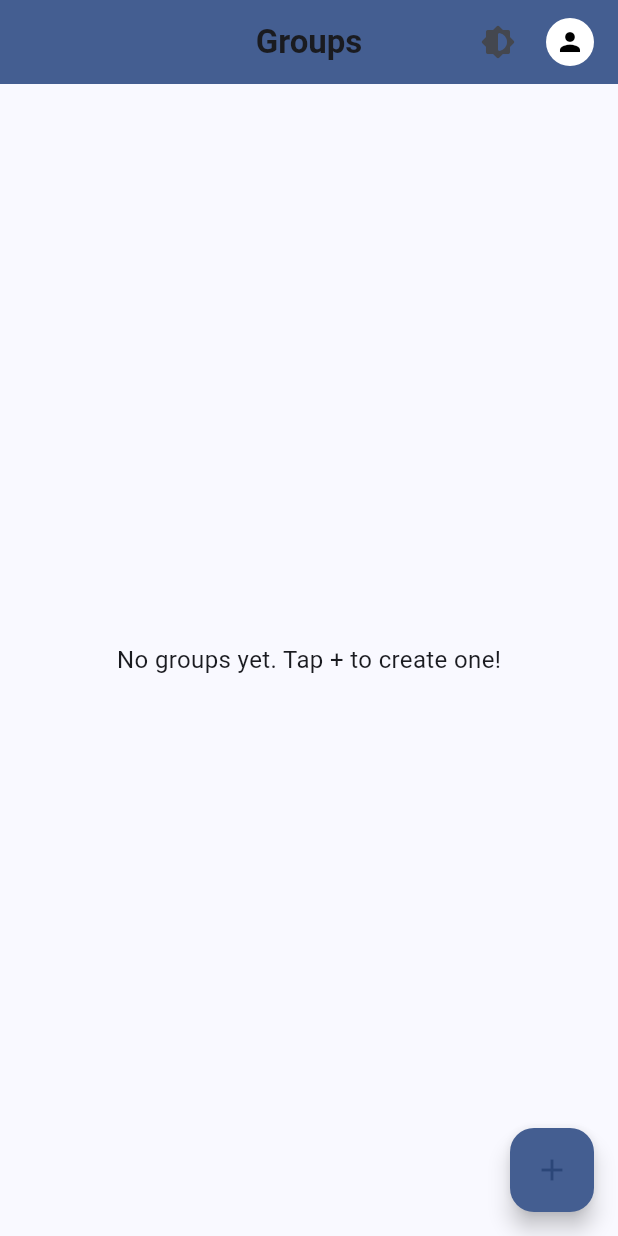
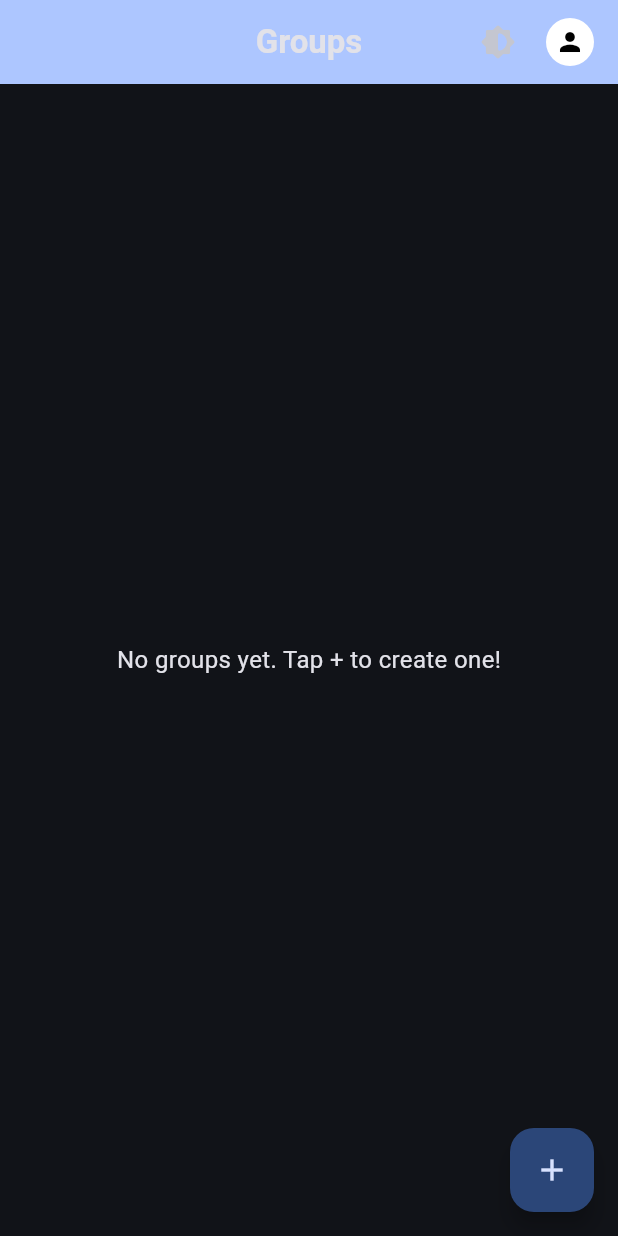
Before and after one commit to Ayman220/expenses-tracker, a Flutter app: the screen it shows once a user with an empty profile is signed in, after a tap on the "brightness 6" icon, on a phone screen of 412 x 824 dp. Run offline on Flutter 3.47's test engine with Material 3 defaults, Android fonts, the phone set to English and light mode, and no system bars; our stand-ins replace cloud_firestore, firebase_auth, firebase_core, get; accounts and stored records are empty; generated files the repository leaves out were written again.

Commit message:
migrate to GetX

```diff
--- /dev/null
+++ b/lib/controllers/auth_controller.dart
@@ -0,0 +1,43 @@
+import 'package:expense_tracker/models/user.dart' as app_user;
+import 'package:expense_tracker/services/auth.dart';
+import 'package:firebase_auth/firebase_auth.dart';
+import 'package:get/get.dart';
+
+class AuthController extends GetxController {
+  final AuthService _authService = AuthService();
+  final Rx<app_user.User?> user = Rx<app_user.User?>(null);
+
+  @override
+  void onInit() {
+    super.onInit();
+    _authService.user.listen((userData) {
+      user.value = userData;
+    });
+  }
+
+  Future<UserCredential?> signInWithEmailAndPassword(String email, String password) async {
+    try {
+      return await _authService.signInWithEmailAndPassword(email, password);
+    } catch (e) {
+      Get.snackbar('Error', e.toString());
+      return null;
+    }
+  }
+
+  Future<UserCredential?> registerWithEmailAndPassword(String email, String password) async {
+    try {
+      return await _authService.registerWithEmailAndPassword(email, password);
+    } catch (e) {
+      Get.snackbar('Error', e.toString());
+      return null;
+    }
+  }
+
+  Future<void> signOut() async {
+    try {
+      await _authService.signOut();
+    } catch (e) {
+      Get.snackbar('Error', e.toString());
+    }
+  }
+}
--- /dev/null
+++ b/lib/controllers/theme_controller.dart
@@ -0,0 +1,20 @@
+import 'package:flutter/material.dart';
+import 'package:get/get.dart';
+
+class ThemeController extends GetxController {
+  final Rx<ThemeMode> themeMode = ThemeMode.light.obs;
+
+  @override
+  void onInit() {
+    super.onInit();
+    // Initialize with light theme
+    themeMode.value = ThemeMode.light;
+  }
+
+  void toggleTheme() {
+    themeMode.value = themeMode.value == ThemeMode.light
+        ? ThemeMode.dark
+        : ThemeMode.light;
+    update(); // Notify listeners
+  }
+}
--- a/lib/main.dart
+++ b/lib/main.dart
@@ -1,47 +1,33 @@
+import 'package:expense_tracker/controllers/auth_controller.dart';
+import 'package:expense_tracker/controllers/theme_controller.dart';
 import 'package:expense_tracker/firebase_options.dart';
 import 'package:expense_tracker/screens/groups/add_expense.dart';
 import 'package:expense_tracker/screens/groups/add_group.dart';
 import 'package:expense_tracker/screens/groups/group_details.dart';
 import 'package:expense_tracker/screens/wrapper.dart';
-import 'package:expense_tracker/services/auth.dart';
+import 'package:firebase_core/firebase_core.dart';
 import 'package:flutter/material.dart';
-import 'package:provider/provider.dart';
-import 'models/user.dart' as app_user;
-import 'package:firebase_core/firebase_core.dart';
+import 'package:get/get.dart';
 
 void main() async {
   WidgetsFlutterBinding.ensureInitialized();
   await Firebase.initializeApp(options: DefaultFirebaseOptions.currentPlatform);
 
+  // Initialize controllers
+  Get.put(ThemeController());
+  Get.put(AuthController());
+
   runApp(const ExpenseTrackerApp());
 }
 
-class ExpenseTrackerApp extends StatefulWidget {
+class ExpenseTrackerApp extends StatelessWidget {
   const ExpenseTrackerApp({super.key});
 
   @override
-  ExpenseTrackerAppState createState() => ExpenseTrackerAppState();
-}
+  Widget build(BuildContext context) {
+    final themeController = Get.find<ThemeController>();
 
-class ExpenseTrackerAppState extends State<ExpenseTrackerApp> {
-  ThemeMode _themeMode = ThemeMode.system;
-
-  void _toggleTheme() {
-    setState(() {
-      if (_themeMode == ThemeMode.light) {
-        _themeMode = ThemeMode.dark;
-      } else {
-        _themeMode = ThemeMode.light;
-      }
-    });
-  }
-
-  @override
-  Widget build(BuildContext context) {
-    return StreamProvider<app_user.User?>.value(
-      value: AuthService().user,
-      initialData: null,
-      child: MaterialApp(
+    return Obx(() => GetMaterialApp(
       debugShowCheckedModeBanner: false,
       theme: ThemeData(
         colorScheme: ColorScheme.fromSeed(
@@ -57,21 +43,17 @@ class ExpenseTrackerAppState extends State<ExpenseTrackerApp> {
         ),
         useMaterial3: true,
       ),
-        themeMode: _themeMode, // Use the current theme mode
-        home: Wrapper(toggleTheme: _toggleTheme),
-        routes: {
-          '/add-group': (context) => const AddGroupScreen(),
-
-          '/group-details': (context) {
-            final args =
-                ModalRoute.of(context)!.settings.arguments
-                    as Map<String, dynamic>;
-            return GroupDetails(groupId: args['groupId'] as String);
-          },
-
-          '/add-expense': (context) => const AddExpense(),
-        },
+      themeMode: themeController.themeMode.value,
+      home: const Wrapper(),
+      getPages: [
+        GetPage(name: '/', page: () => const Wrapper()),
+        GetPage(name: '/add-group', page: () => const AddGroupScreen()),
+        GetPage(
+          name: '/group-details',
+          page: () => GroupDetails(groupId: Get.arguments['groupId']),
         ),
-    );
+        GetPage(name: '/add-expense', page: () => const AddExpense()),
+      ],
+    ));
   }
 }
--- a/lib/screens/authentication/authenticate.dart
+++ b/lib/screens/authentication/authenticate.dart
@@ -1,24 +1,17 @@
 import 'package:expense_tracker/screens/authentication/register.dart';
 import 'package:expense_tracker/screens/authentication/sign_in.dart';
 import 'package:flutter/material.dart';
+import 'package:get/get.dart';
 
-class Authenticate extends StatefulWidget {
+class Authenticate extends StatelessWidget {
   const Authenticate({super.key});
 
   @override
-  State<Authenticate> createState() => _AuthenticateState();
-}
+  Widget build(BuildContext context) {
+    final showSignIn = true.obs;
 
-class _AuthenticateState extends State<Authenticate> {
-  bool showSignIn = true;
-
-  void toggleView(){
-    setState(() {
-      showSignIn = !showSignIn;
-    });
-  }
-  @override
-  Widget build(BuildContext context) {
-    return showSignIn ? SignIn(toggleView: toggleView): Register(toggleView: toggleView);
+    return Obx(() => showSignIn.value
+        ? SignIn(toggleView: () => showSignIn.toggle())
+        : Register(toggleView: () => showSignIn.toggle()));
   }
 }
--- a/lib/screens/authentication/sign_in.dart
+++ b/lib/screens/authentication/sign_in.dart
@@ -1,35 +1,21 @@
-import 'package:expense_tracker/services/auth.dart';
+import 'package:expense_tracker/controllers/auth_controller.dart';
 import 'package:flutter/material.dart';
+import 'package:get/get.dart';
 
-class SignIn extends StatefulWidget {
-
+class SignIn extends StatelessWidget {
   final Function toggleView;
   const SignIn({super.key, required this.toggleView});
 
   @override
-  State<SignIn> createState() => _SignInState();
-}
-
-class _SignInState extends State<SignIn> {
-  final AuthService _authService = AuthService();
+  Widget build(BuildContext context) {
+    final authController = Get.find<AuthController>();
     final _formKey = GlobalKey<FormState>();
-  bool _obscurePassword = true;
+    final _obscurePassword = true.obs;
+    final _loading = false.obs;
 
     final TextEditingController _emailController = TextEditingController();
     final TextEditingController _passwordController = TextEditingController();
 
-  String error = '';
-  bool loading = false;
-
-  @override
-  void dispose() {
-    _emailController.dispose();
-    _passwordController.dispose();
-    super.dispose();
-  }
-
-  @override
-  Widget build(BuildContext context) {
     return Scaffold(
       appBar: AppBar(
         title: const Text("Sign In"),
@@ -37,16 +23,14 @@ class _SignInState extends State<SignIn> {
         elevation: 2,
         actions: [
           TextButton.icon(
-            onPressed: () {
-              widget.toggleView();
-            },
-            icon: Icon(Icons.person),
-            label: Text("register"),
+            onPressed: () => toggleView(),
+            icon: const Icon(Icons.person),
+            label: const Text("register"),
           ),
         ],
       ),
       body: GestureDetector(
-        onTap: () => FocusScope.of(context).unfocus(), // Hide keyboard
+        onTap: () => FocusScope.of(context).unfocus(),
         child: SingleChildScrollView(
           padding: const EdgeInsets.symmetric(horizontal: 30, vertical: 60),
           child: Form(
@@ -58,7 +42,7 @@ class _SignInState extends State<SignIn> {
                 const SizedBox(height: 20),
                 TextFormField(
                   controller: _emailController,
-                  enabled: !loading,
+                  enabled: !_loading.value,
                   decoration: const InputDecoration(
                     labelText: "Email",
                     border: OutlineInputBorder(),
@@ -78,78 +62,56 @@ class _SignInState extends State<SignIn> {
                   },
                 ),
                 const SizedBox(height: 20),
-                TextFormField(
+                Obx(() => TextFormField(
                       controller: _passwordController,
-                  enabled: !loading,
+                      enabled: !_loading.value,
+                      obscureText: _obscurePassword.value,
                       decoration: InputDecoration(
                         labelText: "Password",
                         border: const OutlineInputBorder(),
                         prefixIcon: const Icon(Icons.lock),
                         suffixIcon: IconButton(
                           icon: Icon(
-                        _obscurePassword
+                            _obscurePassword.value
                                 ? Icons.visibility_off
                                 : Icons.visibility,
                           ),
-                      onPressed: () {
-                        setState(() {
-                          _obscurePassword = !_obscurePassword;
-                        });
-                      },
+                          onPressed: () => _obscurePassword.toggle(),
                         ),
                       ),
-                  obscureText: _obscurePassword,
-                  validator:
-                      (val) =>
-                          val != null && val.length >= 6
-                              ? null
-                              : 'Password must be at least 6 characters',
-                ),
-                const SizedBox(height: 30),
-                SizedBox(
-                  width: double.infinity,
-                  child: ElevatedButton.icon(
-                    icon:
-                        loading
-                            ? const SizedBox(
-                              width: 18,
-                              height: 18,
-                              child: CircularProgressIndicator(
-                                strokeWidth: 2,
-                                color: Colors.white,
-                              ),
-                            )
-                            : const Icon(Icons.login),
-                    label: Text(loading ? "Signing in..." : "Sign In"),
-                    onPressed:
-                        loading
+                      validator: (val) {
+                        if (val == null || val.isEmpty) {
+                          return 'Enter your password';
+                        } else if (val.length < 6) {
+                          return 'Password must be at least 6 characters';
+                        }
+                        return null;
+                      },
+                    )),
+                const SizedBox(height: 20),
+                Obx(() => ElevatedButton(
+                      onPressed: _loading.value
                           ? null
                           : () async {
                               if (_formKey.currentState!.validate()) {
-                                setState(() {
-                                  loading = true;
-                                  error = '';
-                                });
-
-                                final result = await _authService
-                                    .signInWithEmailAndPassword(
-                                      _emailController.text.trim(),
+                                _loading.value = true;
+                                try {
+                                  await authController.signInWithEmailAndPassword(
+                                    _emailController.text,
                                     _passwordController.text,
                                   );
-
-                                if (result == null) {
-                                  setState(() {
-                                    loading = false;
-                                    error =
-                                        'Could not sign in with those credentials';
-                                  });
+                                } finally {
+                                  _loading.value = false;
                                 }
                               }
                             },
+                      style: ElevatedButton.styleFrom(
+                        minimumSize: const Size(double.infinity, 50),
                       ),
-                ),
-                const SizedBox(height: 12),
-                Text(error, style: const TextStyle(color: Colors.red)),
+                      child: _loading.value
+                          ? const CircularProgressIndicator()
+                          : const Text('Sign In'),
+                    )),
               ],
             ),
           ),
--- a/lib/screens/home/home.dart
+++ b/lib/screens/home/home.dart
@@ -1,22 +1,12 @@
 import 'package:cloud_firestore/cloud_firestore.dart';
+import 'package:expense_tracker/controllers/auth_controller.dart';
+import 'package:expense_tracker/controllers/theme_controller.dart';
 import 'package:firebase_auth/firebase_auth.dart';
 import 'package:flutter/material.dart';
-import 'package:expense_tracker/services/auth.dart';
+import 'package:get/get.dart';
 
-class Home extends StatefulWidget {
-  final VoidCallback toggleTheme;
-  const Home({super.key, required this.toggleTheme});
-
-  @override
-  State<Home> createState() => _HomeState();
-}
-
-class _HomeState extends State<Home> {
-
-  @override
-  void initState() {
-    super.initState();
-  }
+class Home extends StatelessWidget {
+  const Home({super.key});
 
   Stream<QuerySnapshot> _groupStream(String userId) {
     return FirebaseFirestore.instance
@@ -28,7 +18,8 @@ class _HomeState extends State<Home> {
 
   @override
   Widget build(BuildContext context) {
-    final authService = AuthService();
+    final themeController = Get.find<ThemeController>();
+    final authController = Get.find<AuthController>();
     final userId = FirebaseAuth.instance.currentUser!.uid;
 
     return Scaffold(
@@ -42,7 +33,7 @@ class _HomeState extends State<Home> {
         centerTitle: true,
         actions: [
           IconButton(
-            onPressed: widget.toggleTheme,
+            onPressed: () => themeController.toggleTheme(),
             tooltip: "Toggle Theme",
             icon: const Icon(Icons.brightness_6_rounded),
           ),
@@ -51,7 +42,7 @@ class _HomeState extends State<Home> {
             child: PopupMenuButton<String>(
               onSelected: (value) async {
                 if (value == 'logout') {
-                  await authService.signOut();
+                  await authController.signOut();
                 }
               },
               icon: const CircleAvatar(
@@ -59,8 +50,7 @@ class _HomeState extends State<Home> {
                 backgroundColor: Colors.white,
                 child: Icon(Icons.person, size: 20, color: Colors.black),
               ),
-              itemBuilder:
-                  (context) => [
+              itemBuilder: (context) => [
                 const PopupMenuItem<String>(
                   value: 'logout',
                   child: Row(
@@ -98,40 +88,25 @@ class _HomeState extends State<Home> {
             );
           }
 
-          return ListView.separated(
-            padding: const EdgeInsets.symmetric(horizontal: 16, vertical: 12),
+          return ListView.builder(
             itemCount: docs.length,
-            separatorBuilder: (_, __) => const SizedBox(height: 10),
             itemBuilder: (context, index) {
-              final doc = docs[index];
-              final data = doc.data() as Map<String, dynamic>;
-              final groupName = data['name'] ?? 'Unnamed Group';
+              final group = docs[index].data() as Map<String, dynamic>;
+              final groupId = docs[index].id;
 
-              return Card(
-                shape: RoundedRectangleBorder(
-                  borderRadius: BorderRadius.circular(12),
-                ),
-                child: ListTile(
-                  title: Text(groupName),
+              return ListTile(
+                title: Text(group['name'] as String),
+                subtitle: Text('${group['members'].length} members'),
                 onTap: () {
-                    Navigator.pushNamed(
-                      context,
-                      '/group-details',
-                      arguments: {'groupId': doc.id, 'groupName': groupName},
-                    );
+                  Get.toNamed('/group-details', arguments: {'groupId': groupId});
                 },
-                ),
               );
             },
           );
         },
       ),
       floatingActionButton: FloatingActionButton(
-        onPressed: () async {
-          await Navigator.pushNamed(context, '/add-group');
-        },
-        tooltip: 'Create Group',
-        backgroundColor: Theme.of(context).colorScheme.primary,
+        onPressed: () => Get.toNamed('/add-group'),
         child: const Icon(Icons.add),
       ),
     );
--- a/lib/screens/wrapper.dart
+++ b/lib/screens/wrapper.dart
@@ -1,18 +1,18 @@
-import 'package:expense_tracker/models/user.dart' as app_user;
+import 'package:expense_tracker/controllers/auth_controller.dart';
 import 'package:expense_tracker/screens/authentication/authenticate.dart';
 import 'package:expense_tracker/screens/home/home.dart';
 import 'package:flutter/material.dart';
-import 'package:provider/provider.dart';
+import 'package:get/get.dart';
 
 class Wrapper extends StatelessWidget {
-  final VoidCallback toggleTheme;
-  const Wrapper({super.key, required this.toggleTheme});
+  const Wrapper({super.key});
 
   @override
   Widget build(BuildContext context) {
-    final app_user.User? user = Provider.of<app_user.User?>(context);
+    final authController = Get.find<AuthController>();
 
-    // Return either Home or Authenticate widget
-    return user == null ? Authenticate() : Home(toggleTheme: toggleTheme,);
+    return Obx(() => authController.user.value == null
+        ? const Authenticate()
+        : const Home());
   }
 }
--- a/pubspec.yaml
+++ b/pubspec.yaml
@@ -39,6 +39,7 @@ dependencies:
   path_provider: ^2.0.15
   firebase_auth: ^5.5.2
   firebase_core: ^3.13.0
+  get: ^4.6.6
   provider: ^6.1.4
   flutter_spinkit: ^5.2.1
   cloud_firestore: ^5.6.6
```
Also changed, not shown: lib/screens/authentication/register.dart (+50 -85 lines), lib/services/auth.dart (+8 -12 lines), pubspec.lock. Lines whose indentation alone changed are shown as unchanged.
